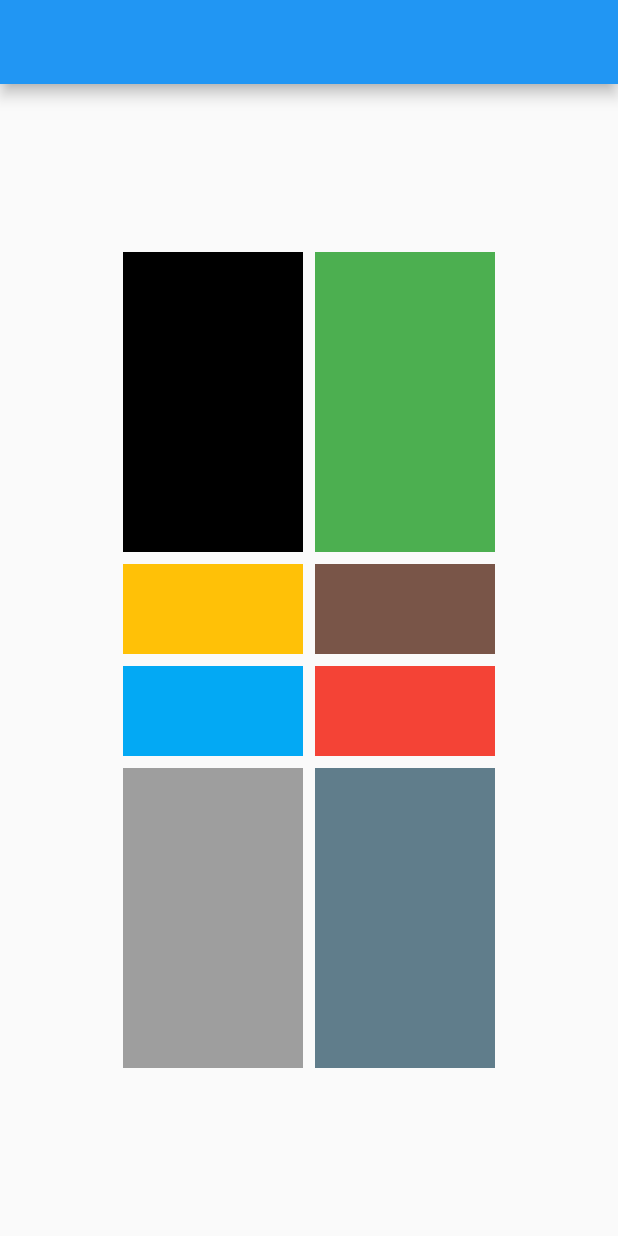
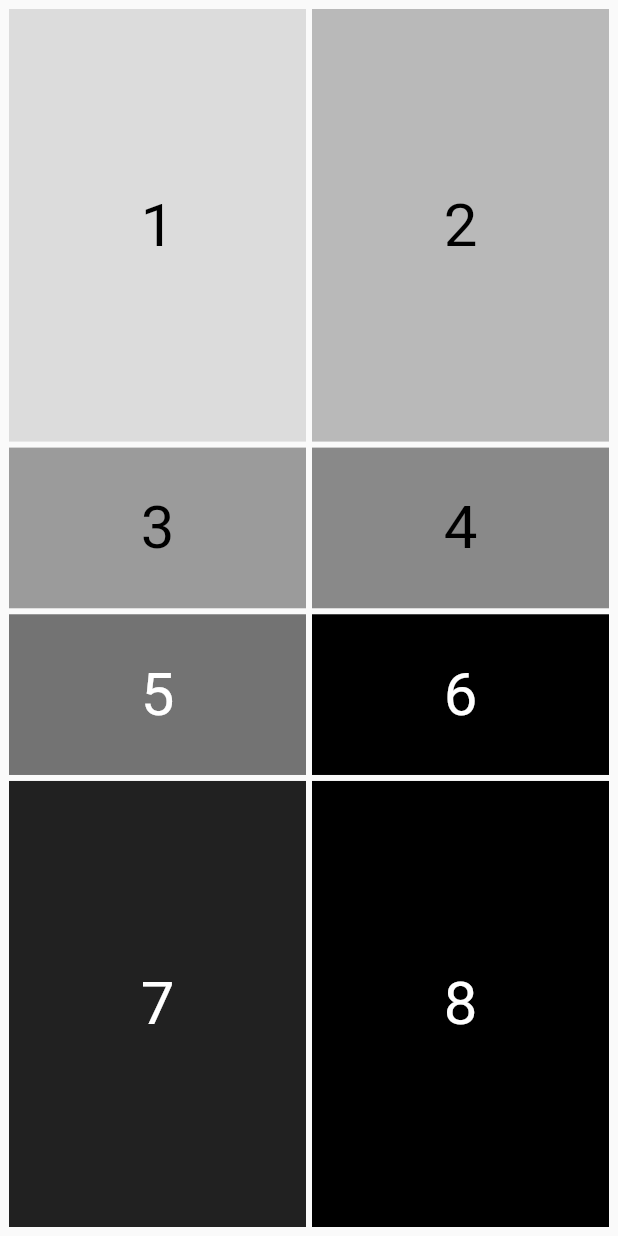
Before and after one commit to Dizaster735/Tasks, a Flutter app: the screen it shows after launch, on a phone screen of 412 x 824 dp. Run offline on Flutter 3.47's test engine with Material 2 defaults, Android fonts, the phone set to English and light mode, and no system bars.

Commit message:
Commit 3

```diff
--- /dev/null
+++ b/flutter_application_1/lib/home_page.dart
@@ -0,0 +1,141 @@
+import 'package:flutter/material.dart';
+
+
+class MyHomePage extends StatelessWidget {
+  const MyHomePage({super.key});
+  @override
+  Widget build(BuildContext context) {
+
+    return Scaffold(
+      body: SafeArea(
+        minimum: const EdgeInsets.all(4),
+        bottom: false,
+        child: Center(
+          child: Column(
+
+            textDirection: TextDirection.ltr,
+            crossAxisAlignment: CrossAxisAlignment.start,
+            verticalDirection: VerticalDirection.down,
+
+            children: <Widget>[
+                Row(
+                  children: <Widget>[
+                    Expanded(
+                      child:
+                      Container(
+                        height: MediaQuery.of(context).size.height * 0.35,
+                        width: 200,
+                        color: Colors.black12,
+                        margin: const EdgeInsets.all(2),
+                        child: const Center(
+                          child: Text('1', style: TextStyle(color: Colors.black, fontSize:40), textAlign: TextAlign.center),
+                      ),
+                      ),
+                    ),
+                      Expanded(
+                        child:
+                      Container(
+                        height: MediaQuery.of(context).size.height * 0.35,
+                        width: 200,
+                        color: Colors.black26,
+                        margin: const EdgeInsets.all(2),
+                        child: const Center(
+                          child: Text('2', style: TextStyle(color: Colors.black, fontSize:40), textAlign: TextAlign.center),
+                        ),
+                        ),
+                      ),
+                  ],
+                ),
+                Row(
+                  children: <Widget>[
+                    Expanded(
+                    child:
+                      Container(
+                      height: MediaQuery.of(context).size.height * 0.13,
+                      width: 200,
+                      color: Colors.black38,
+                      margin: const EdgeInsets.all(2),
+                        child: const Center(
+                          child: Text('3', style: TextStyle(color: Colors.black, fontSize:40), textAlign: TextAlign.center),
+                        ),
+                      ),
+                    ),
+                    Expanded(
+                      flex: 1,
+                      child:
+                      Container(
+                        height: MediaQuery.of(context).size.height * 0.13,
+                        width: 200,
+                        color: Colors.black45,
+                        margin: const EdgeInsets.all(2),
+                        child: const Center(
+                          child: Text('4', style: TextStyle(color: Colors.black, fontSize:40), textAlign: TextAlign.center),
+                        ),
+                      ),
+                    ),
+                  ],
+                ),
+                Row(
+                  children: <Widget>[
+                  Expanded(
+                    child:
+                       Container(
+                      height: MediaQuery.of(context).size.height * 0.13,
+                      width: 200,
+                      color: Colors.black54,
+                      margin: const EdgeInsets.all(2),
+                         child: const Center(
+                           child: Text('5', style: TextStyle(color: Colors.white, fontSize:40), textAlign: TextAlign.center),
+                         ),
+              ),
+            ),
+                    Expanded(
+                      child:
+                    Container(
+                      height: MediaQuery.of(context).size.height * 0.13,
+                      width: 200,
+                      color: const Color.fromRGBO(0, 0, 0, 80),
+                      margin: const EdgeInsets.all(2),
+                      child: const Center(
+                        child: Text('6', style: TextStyle(color: Colors.white, fontSize:40), textAlign: TextAlign.center),
+                      ),
+                    ),
+                    ),
+          ],
+        ),
+              Expanded(
+                child:
+              Row(
+                children: <Widget>[
+                  Expanded(
+                    child:
+                  Container(
+                    width: 200,
+                    color: Colors.black87,
+                    margin: const EdgeInsets.all(2),
+                    child: const Center(
+                      child: Text('7', style: TextStyle(color: Colors.white, fontSize:40), textAlign: TextAlign.center),
+                    ),
+                  ),
+                  ),
+                  Expanded(
+                    child:
+                  Container(
+                    width: 200,
+                    color: Colors.black,
+                    margin: const EdgeInsets.all(2),
+                    child: const Center(
+                      child: Text('8', style: TextStyle(color: Colors.white, fontSize:40), textAlign: TextAlign.center),
+                    ),
+                  ),
+                  ),
+                ],
+              ),
+              ),
+            ],
+          ),
+        ),
+      ),
+    );
+  }
+}
--- a/flutter_application_1/lib/main.dart
+++ b/flutter_application_1/lib/main.dart
@@ -1,100 +1,17 @@
 import 'package:flutter/material.dart';
+import 'home_page.dart';
 
-void main() => runApp(const MyApp());
+void main() {
+  runApp(const MyApp());
+}
 
 class MyApp extends StatelessWidget {
-  const MyApp({Key? key});
-
+  const MyApp({super.key});
   @override
   Widget build(BuildContext context) {
-    return MaterialApp(
-      home: Scaffold(
-        appBar: AppBar(),
-        body: Center(
-          child: Column(
-            mainAxisAlignment: MainAxisAlignment.center,
-            crossAxisAlignment: CrossAxisAlignment.center,
-            children: <Widget>[
-              Row(
-                mainAxisAlignment: MainAxisAlignment.center,
-                children: [
-                  Container(
-                    padding: const EdgeInsets.all(4),
-                    margin: const EdgeInsets.all(4),
-                    width: 120,
-                    height: 200,
-                    color: Colors.black,
-                  ),
-                  Container(
-                    width: 120,
-                    height: 200,
-                    padding: const EdgeInsets.all(4),
-                    margin: const EdgeInsets.all(4),
-                    color: Colors.green,
-                  ),
-                ],
-              ),
-              Row(
-                mainAxisAlignment: MainAxisAlignment.center,
-                children: [
-                  Container(
-                    padding: const EdgeInsets.all(4),
-                    margin: const EdgeInsets.all(4),
-                    width: 120,
-                    height: 60,
-                    color: Colors.amber,
-                  ),
-                  Container(
-                    width: 120,
-                    height: 60,
-                    padding: const EdgeInsets.all(4),
-                    margin: const EdgeInsets.all(4),
-                    color: Colors.brown,
-                  ),
-                ],
-              ),
-              Row(
-                mainAxisAlignment: MainAxisAlignment.center,
-                children: [
-                  Container(
-                    padding: const EdgeInsets.all(4),
-                    margin: const EdgeInsets.all(4),
-                    width: 120,
-                    height: 60,
-                    color: Colors.lightBlue,
-                  ),
-                  Container(
-                    width: 120,
-                    height: 60,
-                    padding: const EdgeInsets.all(4),
-                    margin: const EdgeInsets.all(4),
-                    color: Colors.red,
-                  ),
-                ],
-              ),
-              Row(
-                mainAxisAlignment: MainAxisAlignment.center,
-                children: [
-                  Container(
-                    width: 120,
-                    height: 200,
-                    padding: const EdgeInsets.all(4),
-                    margin: const EdgeInsets.all(4),
-                    color: Colors.grey,
-                  ),
-                  Container(
-                    width: 120,
-                    height: 200,
-                    padding: const EdgeInsets.all(4),
-                    margin: const EdgeInsets.all(4),
-                    color: Colors.blueGrey,
-                  ),
-                ],
-              ),
-            ],
-          ),
-        ),
-      ),
+    return const MaterialApp(
+      debugShowCheckedModeBanner: false,
+      home: MyHomePage(),
     );
   }
 }
```
